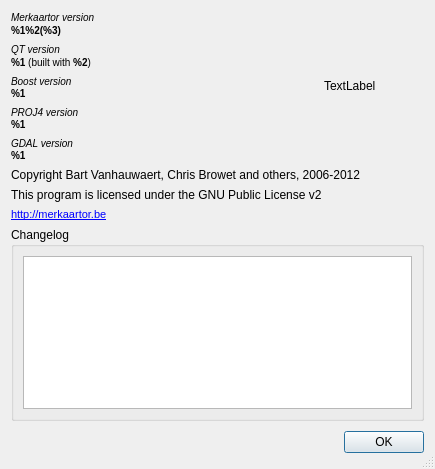
Old version of the form src/common/AboutDialog.ui in the repository openstreetmap/merkaartor.
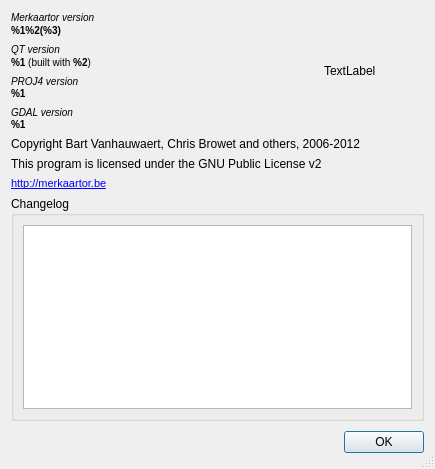
New version of the form.

Commit message: Remove all remaining references to Boost, incl. translations

The edit to the form file:
```diff
--- a/src/common/AboutDialog.ui
+++ b/src/common/AboutDialog.ui
@@ -48,17 +48,6 @@
          </property>
         </widget>
        </item>
-       <item>
-        <widget class="QLabel" name="BoostVersion">
-         <property name="text">
-          <string>&lt;!DOCTYPE HTML PUBLIC &quot;-//W3C//DTD HTML 4.0//EN&quot; &quot;http://www.w3.org/TR/REC-html40/strict.dtd&quot;&gt;
-&lt;html&gt;&lt;head&gt;&lt;meta name=&quot;qrichtext&quot; content=&quot;1&quot; /&gt;&lt;style type=&quot;text/css&quot;&gt;
-p, li { white-space: pre-wrap; }
-&lt;/style&gt;&lt;/head&gt;&lt;body style=&quot; font-size:small; font-weight:400; font-style:normal;&quot;&gt;
-&lt;p style=&quot; margin-top:0px; margin-bottom:0px; margin-left:0px; margin-right:0px; -qt-block-indent:0; text-indent:0px;&quot;&gt;&lt;span style=&quot; font-style:italic;&quot;&gt;Boost version&lt;/span&gt;&lt;br /&gt;&lt;span style=&quot; font-weight:600;&quot;&gt;%1&lt;/span&gt;&lt;/p&gt;&lt;/body&gt;&lt;/html&gt;</string>
-         </property>
-        </widget>
-       </item>
        <item>
         <widget class="QLabel" name="Proj4Version">
          <property name="text">
```
The commit also changes 23 other files.
